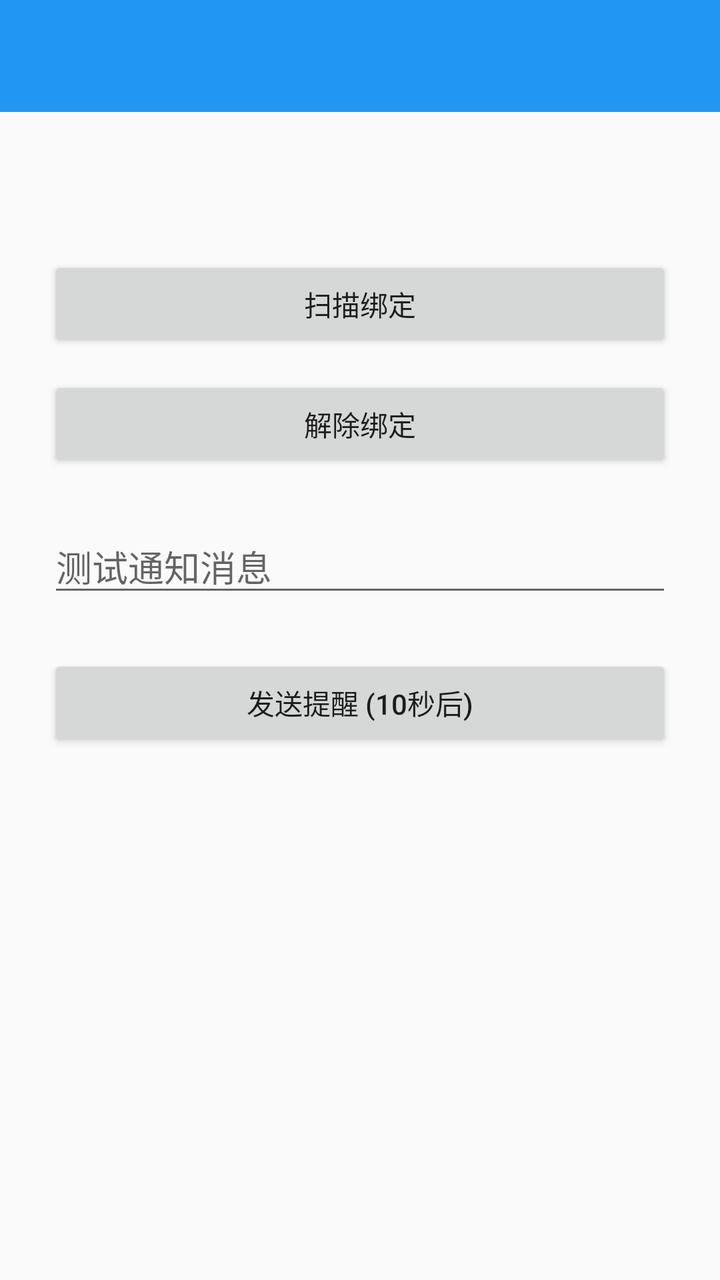
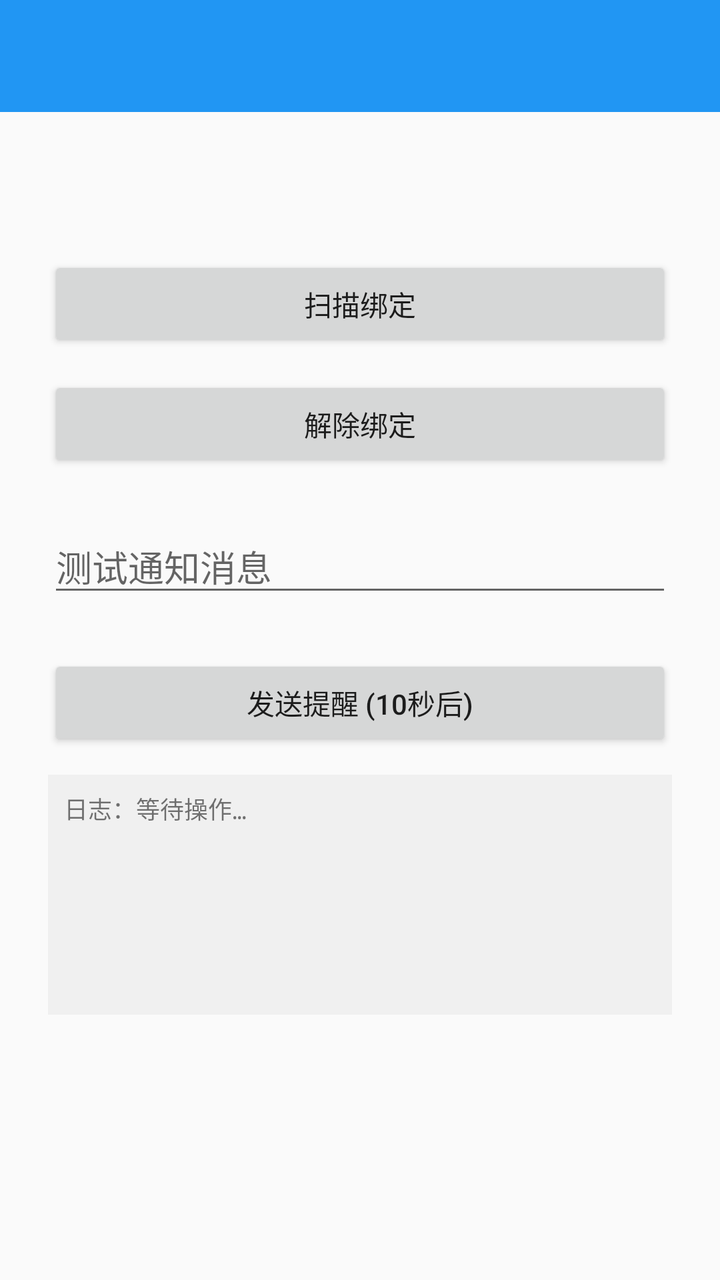

An Android layout rendered at two revisions. The XML below is the earlier revision; the diff shows what the commit changed to produce the second picture.
<!-- AndroidManifest.xml: application theme Theme.Demo -->
<!-- res/layout/activity_main.xml -->
<?xml version="1.0" encoding="utf-8"?>
<LinearLayout xmlns:android="http://schemas.android.com/apk/res/android"
    xmlns:app="http://schemas.android.com/apk/res-auto"
    android:layout_width="match_parent"
    android:layout_height="match_parent"
    android:orientation="vertical">

    <FrameLayout
        android:id="@+id/app_bar"
        android:layout_width="match_parent"
        android:layout_height="wrap_content"
        android:background="?attr/colorPrimary">

        <androidx.appcompat.widget.Toolbar
            android:id="@+id/toolbar"
            android:layout_width="match_parent"
            android:layout_height="?attr/actionBarSize"
            android:theme="@style/ThemeOverlay.AppCompat.Dark.ActionBar"
            app:titleTextColor="@android:color/white" />

    </FrameLayout>

    <ScrollView
        android:layout_width="match_parent"
        android:layout_height="0dp"
        android:layout_weight="1"
        android:fillViewport="true">

        <LinearLayout
            android:layout_width="match_parent"
            android:layout_height="wrap_content"
            android:gravity="center_horizontal"
            android:orientation="vertical"
            android:padding="24dp">

            <Space
                android:layout_width="match_parent"
                android:layout_height="48dp" />

            <Button
                android:id="@+id/btn_scan_pair"
                android:layout_width="match_parent"
                android:layout_height="wrap_content"
                android:text="@string/s_scan_pair" />

            <Space
                android:layout_width="match_parent"
                android:layout_height="12dp" />

            <Button
                android:id="@+id/btn_unpair"
                android:layout_width="match_parent"
                android:layout_height="wrap_content"
                android:text="@string/s_unpair" />

            <Space
                android:layout_width="match_parent"
                android:layout_height="24dp" />

            <EditText
                android:id="@+id/et_message"
                android:layout_width="match_parent"
                android:layout_height="wrap_content"
                android:hint="@string/s_default_text"
                android:inputType="text" />

            <Space
                android:layout_width="match_parent"
                android:layout_height="24dp" />

            <Button
                android:id="@+id/btn_send"
                android:layout_width="match_parent"
                android:layout_height="wrap_content"
                android:text="@string/s_send_reminder" />

        </LinearLayout>
    </ScrollView>
</LinearLayout>
<!-- resources referenced by this layout -->
<resources>
  <string name="s_default_text">测试通知消息</string>
  <string name="s_scan_pair">扫描绑定</string>
  <string name="s_send_reminder">发送提醒 (10秒后)</string>
  <string name="s_unpair">解除绑定</string>
  <style name="Theme.Demo" parent="Theme.AppCompat.Light.NoActionBar">
          <item name="colorPrimary">@color/color_primary</item>
          <item name="colorPrimaryDark">@color/color_primary_dark</item>
          <item name="colorAccent">@color/color_accent</item>
      </style>
  <color name="color_primary">#2196F3</color>
  <color name="color_primary_dark">#1976D2</color>
  <color name="color_accent">#FF9800</color>
</resources>

<!-- the commit's change to res/layout/activity_main.xml (unified diff, before → after) -->
@@ -74,6 +74,27 @@
                 android:layout_height="wrap_content"
                 android:text="@string/s_send_reminder" />
 
+            <Space
+                android:layout_width="match_parent"
+                android:layout_height="12dp" />
+
+            <ScrollView
+                android:layout_width="match_parent"
+                android:layout_height="120dp"
+                android:background="#F0F0F0"
+                android:padding="8dp">
+
+                <TextView
+                    android:id="@+id/tv_log"
+                    android:layout_width="match_parent"
+                    android:layout_height="wrap_content"
+                    android:fontFamily="monospace"
+                    android:textIsSelectable="true"
+                    android:textSize="12sp"
+                    android:text="日志：等待操作…" />
+
+            </ScrollView>
+
         </LinearLayout>
     </ScrollView>
 </LinearLayout>
